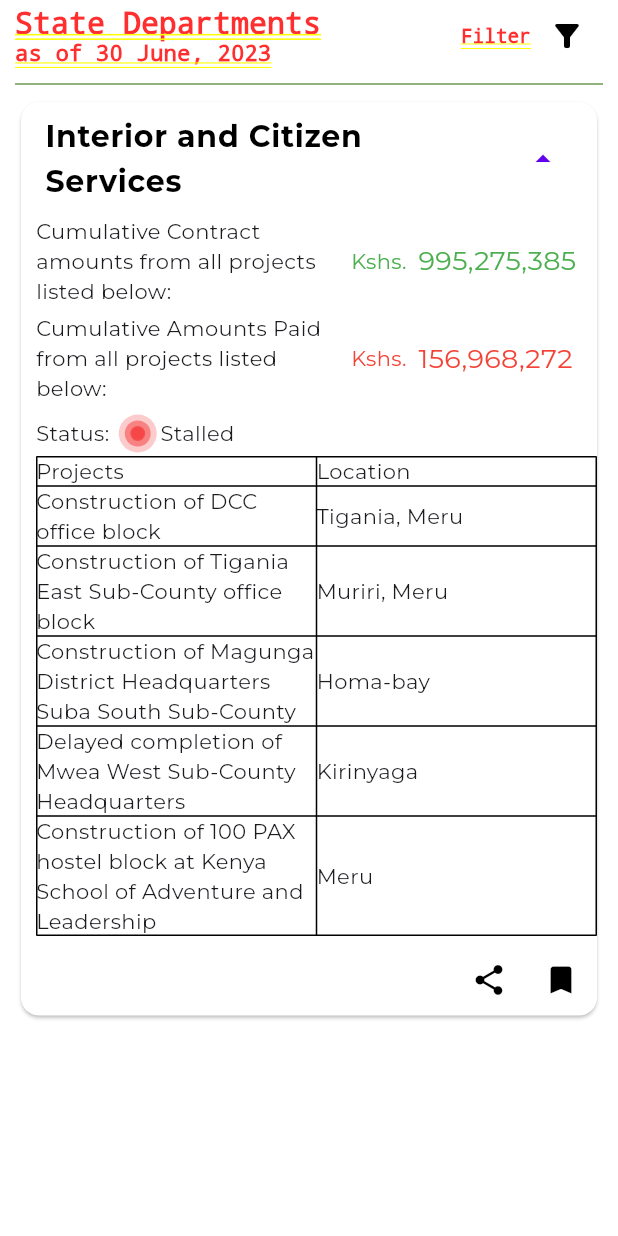
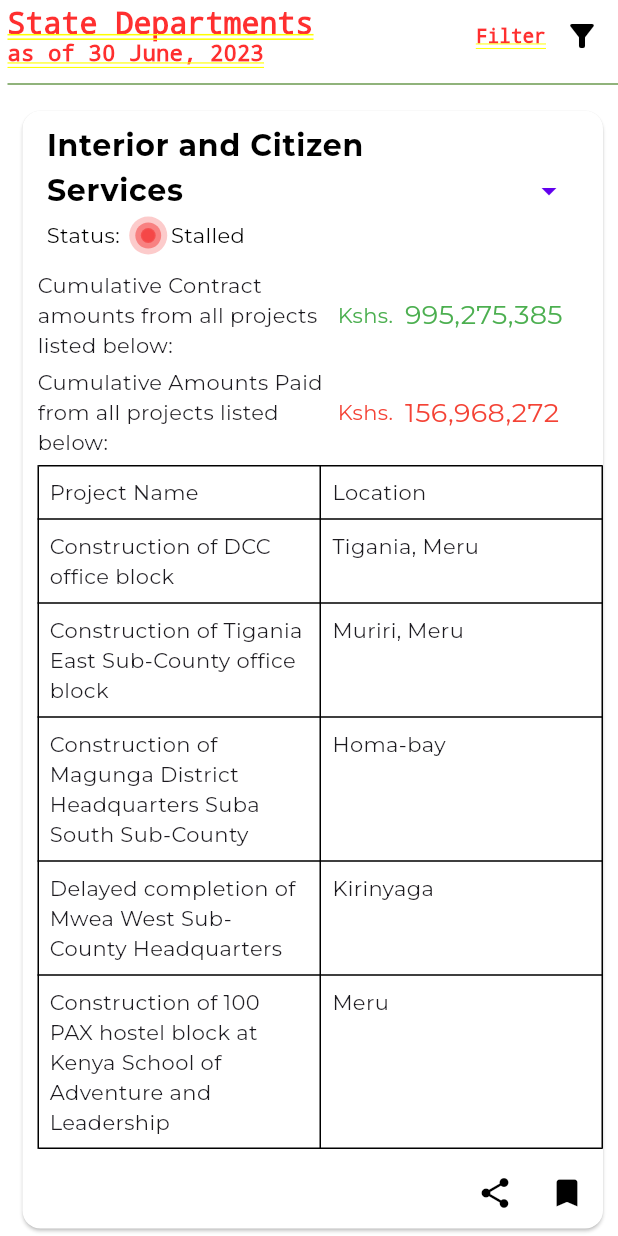
Before and after one commit to H-Munene/wajibika_app, a Flutter app: the HomePage screen opened by its route, after a tap on "Interior and Citizen Services", on a phone screen of 412 x 824 dp. Run offline on Flutter 3.47's test engine with Material 3 defaults, Android fonts, the phone set to English and light mode, and no system bars; drawn by our look-alikes of countup; our stand-ins replace google_fonts, lottie.

Commit message:
feat: added widget to render all data

```diff
--- a/lib/pages/home.dart
+++ b/lib/pages/home.dart
@@ -1,3 +1,4 @@
+import 'package:Wajibika/pages/statedepts/all_depts.dart';
 import 'package:Wajibika/utils/data.dart';
 import 'package:Wajibika/widgets/state_dept.dart';
 import 'package:Wajibika/widgets/titlebarRow.dart';
@@ -22,8 +23,9 @@ class _HomePageState extends State<HomePage> {
 
   @override
   Widget build(BuildContext context) {
-    return const Padding(
-      padding: EdgeInsets.only(left: 10, right: 10),
+    return SingleChildScrollView(
+      child: const Padding(
+        padding: EdgeInsets.only(left: 5),
         child: Center(
           child: Column(
             children: [
@@ -34,8 +36,9 @@ class _HomePageState extends State<HomePage> {
                 color: globals.loginBtnColor,
               ),
               //list of categories
-            StateDepartentItem(),
+             AllStateDepts()
             ],
+          ),
         ),
       ),
     );
--- /dev/null
+++ b/lib/pages/statedepts/all_depts.dart
@@ -0,0 +1,186 @@
+import 'dart:convert';
+import 'package:Wajibika/models/statedept_model.dart';
+import 'package:Wajibika/utils/globals.dart' as globals;
+import 'package:Wajibika/widgets/countup.dart';
+import 'package:Wajibika/widgets/share_bookmark_row.dart';
+import 'package:flutter/material.dart';
+import 'package:flutter/services.dart';
+import 'package:lottie/lottie.dart';
+
+class AllStateDepts extends StatefulWidget {
+  const AllStateDepts({super.key});
+
+  @override
+  State<AllStateDepts> createState() => _AllStateDeptsState();
+}
+
+class _AllStateDeptsState extends State<AllStateDepts> {
+  late Future<List<StateDepartment>> stateDepartments;
+  final bool _customIcon = false;
+  final isDouble = false;
+
+  Future<List<StateDepartment>> _loadJson() async {
+    String jsonString = await rootBundle.loadString('assets/json/sample.json');
+    final jsonResponse = json.decode(jsonString) as List;
+    return jsonResponse.map((data) => StateDepartment.fromJson(data)).toList();
+  }
+
+  bool parsetoDouble(String value) {
+    try {
+      double.parse(value);
+      return true;
+    } catch (e) {
+      return false;
+    }
+  }
+
+  @override
+  void initState() {
+    super.initState();
+    stateDepartments = _loadJson();
+  }
+
+  @override
+  Widget build(BuildContext context) {
+    return FutureBuilder<List<StateDepartment>>(
+      future: stateDepartments,
+      builder: (context, snapshot) {
+        if (snapshot.connectionState == ConnectionState.waiting) {
+          return Center(child: CircularProgressIndicator());
+        } else if (snapshot.hasError) {
+          return Center(child: Text('Error: ${snapshot.error}'));
+        } else if (!snapshot.hasData || snapshot.data!.isEmpty) {
+          return Center(child: Text('No Data Found'));
+        } else {
+          return ListView.builder(
+            physics: ScrollPhysics(),
+            scrollDirection: Axis.vertical,
+            shrinkWrap: true,
+            itemCount: snapshot.data!.length,
+            itemBuilder: (context, index) {
+              StateDepartment stateDepartment = snapshot.data![index];
+              return Card(
+                margin: EdgeInsets.all(10),
+                child: ExpansionTile(
+                    shape: const Border(),
+                    title: Text(
+                      stateDepartment.stateDepartmentName,
+                      style: TextStyle(
+                          fontWeight: FontWeight.bold,
+                          fontSize: globals.subtitleTextFontSize),
+                    ),
+                    subtitle: Row(
+                      children: [
+                        const Text('Status: '),
+                        SizedBox(
+                            height: 30,
+                            width: 30,
+                            child: Lottie.asset(
+                                'assets/animations/red_pulse.json')),
+                        const Text('Stalled'),
+                      ],
+                    ),
+                    trailing: Icon(_customIcon
+                        ? Icons.arrow_drop_up
+                        : Icons.arrow_drop_down),
+                    children: [
+                      Container(
+                        padding: EdgeInsets.only(
+                          left: 10,
+                        ),
+                        child: Column(
+                          children: [
+                            Container(
+                              padding: const EdgeInsets.only(bottom: 5),
+                              child: Row(
+                                children: [
+                                  SizedBox(
+                                      width: 200,
+                                      child: Text(
+                                          'Cumulative Contract amounts from all projects listed below: ')),
+                                  Text('Kshs.  ',
+                                      style: TextStyle(color: Colors.green)),
+                                  parsetoDouble(stateDepartment
+                                          .cumulativeContractAmounts)
+                                      ? CounterUpWidget(
+                                          end: double.parse(stateDepartment
+                                              .cumulativeContractAmounts),
+                                          color: Colors.green)
+                                      : Text(
+                                          stateDepartment
+                                              .cumulativeContractAmounts,
+                                          style: const TextStyle(
+                                              color: Colors.green)),
+                                ],
+                              ),
+                            ),
+
+                            //amount paid
+                            Container(
+                              padding: const EdgeInsets.only(bottom: 5),
+                              child: Row(
+                                children: [
+                                  SizedBox(
+                                      width: 200,
+                                      child: Text(
+                                          'Cumulative Amounts Paid from all projects listed below: ')),
+                                  Text('Kshs.  ',
+                                      style: TextStyle(color: Colors.red)),
+                                  parsetoDouble(stateDepartment
+                                          .cumulativeAmountPaid)
+                                      ? CounterUpWidget(
+                                          end: double.parse(stateDepartment
+                                              .cumulativeAmountPaid),
+                                          color: Colors.red)
+                                      : Text(
+                                          stateDepartment
+                                              .cumulativeAmountPaid,
+                                          style:
+                                              TextStyle(color: Colors.red)),
+                                ],
+                              ),
+                            ),
+                            Table(
+                              border: TableBorder.all(),
+                              children: [
+                                const TableRow(children: [
+                                  TableCell(
+                                      child: Padding(
+                                    padding: EdgeInsets.all(8),
+                                    child: Text('Project Name'),
+                                  )),
+                                  TableCell(
+                                      child: Padding(
+                                    padding: EdgeInsets.all(8),
+                                    child: Text('Location'),
+                                  ))
+                                ]),
+                                ...stateDepartment.projects.map((project) {
+                                  return TableRow(children: [
+                                    TableCell(
+                                        child: Padding(
+                                      padding: const EdgeInsets.all(8.0),
+                                      child: Text(project.name),
+                                    )),
+                                    TableCell(
+                                        child: Padding(
+                                      padding: const EdgeInsets.all(8.0),
+                                      child: Text(project.location),
+                                    ))
+                                  ]);
+                                })
+                              ],
+                            ),
+                            ShareBookMarkWidget()
+                          ],
+                        ),
+                      ),
+                    ]),
+              );
+            },
+          );
+        }
+      },
+    );
+  }
+}
```
Also changed, not shown: assets/json/sample.json (+32 -42 lines), lib/pages/bookmarks.dart (+6 -133 lines). Lines whose indentation alone changed are shown as unchanged.
